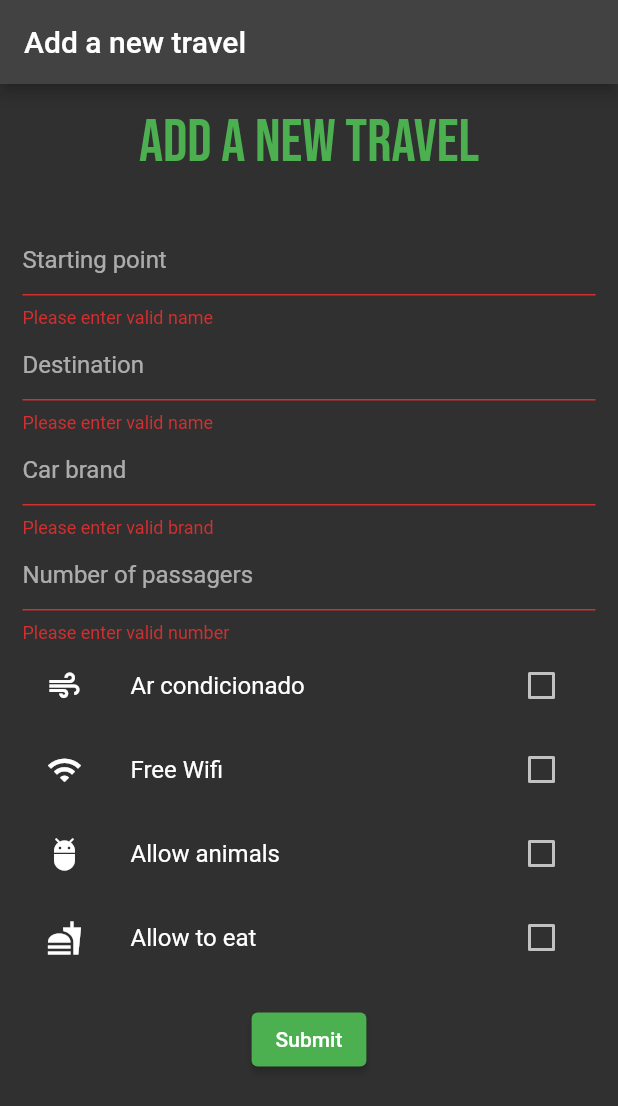
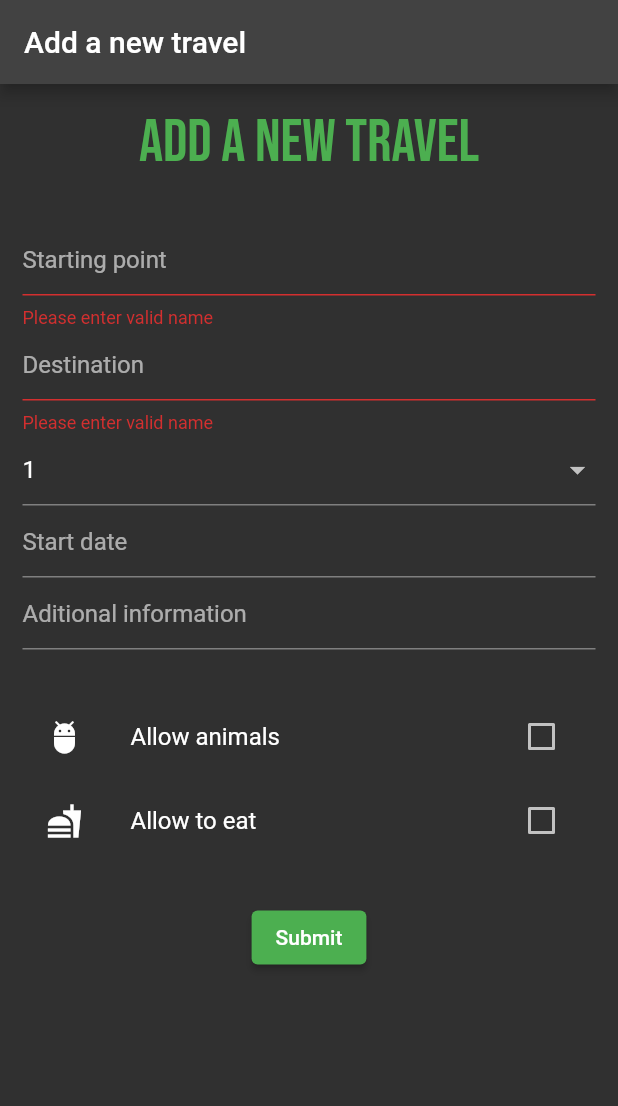
Before and after one commit to brunolemos06/EGS, a Flutter app: the AddPage screen opened directly, after a tap on "Submit", on a phone screen of 412 x 824 dp. Shown: the top 1106 px of the screen. Run offline on Flutter 3.47's test engine with Material 2 defaults, Android fonts, the phone set to English and light mode, and no system bars; drawn by our look-alikes of datetime_picker_formfield; our stand-ins replace flutter_map, flutter_secure_storage, google_fonts, google_nav_bar, latlong2, webview_flutter; missing offline and left inert: flutter_webview_plugin; accounts and stored records are empty.

Commit message:
ridemate

```diff
--- a/ridemate/lib/pages/add_page.dart
+++ b/ridemate/lib/pages/add_page.dart
@@ -1,5 +1,7 @@
 import 'package:google_fonts/google_fonts.dart';
 import 'package:flutter/material.dart';
+import 'package:datetime_picker_formfield/datetime_picker_formfield.dart';
+import 'package:intl/intl.dart';
 
 
 class AddPage extends StatefulWidget {
@@ -14,6 +16,10 @@ class _AddPageState extends State<AddPage> {
   final _destination = TextEditingController();
   final _brandcar = TextEditingController();
   final _npassager = TextEditingController();
+  final _startdate = TextEditingController();
+  final _aditionalinfo = TextEditingController();
+  int _selectedPassengerCount = 1;
+  List<int> get passengerCountOptions => [1, 2, 3, 4, 5, 6,7,8,9,10];
 
   bool _arcondicionado = false;
   bool _wifi = false;
@@ -21,6 +27,8 @@ class _AddPageState extends State<AddPage> {
   bool _eat = false;
 
   final _formKey = GlobalKey<FormState>();
+
+
 
   @override
   Widget build(BuildContext context) {
@@ -72,57 +80,57 @@ class _AddPageState extends State<AddPage> {
                 return null;
               },
             ),
-            TextFormField(
+            DropdownButtonFormField<int>(
+              value: _selectedPassengerCount,
+              items: passengerCountOptions
+                  .map<DropdownMenuItem<int>>((int value) {
+                    return DropdownMenuItem<int>(
+                      value: value,
+                      child: Text(value.toString()),
+                    );
+                  }).toList(),
+              onChanged: (int? newValue) {
+                if (newValue != null) {
+                  setState(() {
+                    _selectedPassengerCount = newValue;
+                  });
+                }
+              },
+            ),
+            // startimg date
+            // dateinput
+            DateTimeField(
               decoration: const InputDecoration(
-                hintText: 'Car brand',
+                hintText: 'Start date',
               ),
-              controller: _brandcar,
-              validator: (value) {
-                if (value!.isEmpty) {
-                  return 'Please enter valid brand';
+              format: DateFormat("yyyy-MM-dd HH:mm"),
+              onShowPicker: (context, currentValue) async {
+                final date = await showDatePicker(
+                    context: context,
+                    firstDate: DateTime(1900),
+                    initialDate: currentValue ?? DateTime.now(),
+                    lastDate: DateTime(2100));
+                if (date != null) {
+                  final time = await showTimePicker(
+                    context: context,
+                    initialTime:
+                        TimeOfDay.fromDateTime(currentValue ?? DateTime.now()),
+                  );
+                  return DateTimeField.combine(date, time);
+                } else {
+                  return currentValue;
                 }
-                return null;
               },
             ),
             TextFormField(
               decoration: const InputDecoration(
-                hintText: 'Number of passagers',
+                hintText: 'Aditional information',
               ),
-              controller: _npassager,
-              validator: (value) {
-                if (value!.isEmpty) {
-                  return 'Please enter valid number';
-                }
-                return null;
-              },
+              controller: _brandcar,
+              // can be empty
             ),
-            CheckboxListTile(
-              title: const Text('Ar condicionado'),
-              secondary: const Icon(Icons.air),
-              autofocus: false,
-              activeColor: Colors.green,
-              checkColor: Colors.white,
-              selected: _arcondicionado,
-              value: _arcondicionado,
-              onChanged: (arcondicionado) {
-                setState(() {
-                  _arcondicionado = arcondicionado!;
-                });
-              },
-            ),
-            CheckboxListTile(
-              title: const Text('Free Wifi'),
-              secondary: const Icon(Icons.wifi),
-              autofocus: false,
-              activeColor: Colors.green,
-              checkColor: Colors.white,
-              selected: _wifi,
-              value: _wifi,
-              onChanged: (wifi) {
-                setState(() {
-                  _wifi = wifi!;
-                });
-              },
+            SizedBox(
+                height: 30
             ),
             CheckboxListTile(
               title: const Text('Allow animals'),
@@ -152,7 +160,9 @@ class _AddPageState extends State<AddPage> {
                 });
               },
             ),
-
+            SizedBox(
+                height: 10
+            ),
             Padding(
               padding: const EdgeInsets.symmetric(vertical: 16.0),
               child: ElevatedButton(
--- a/ridemate/pubspec.yaml
+++ b/ridemate/pubspec.yaml
@@ -47,6 +47,7 @@ dependencies:
   flutter_map: ^0.14.0
   latlong: any
   device_info: ^2.0.2
+  datetime_picker_formfield: ^2.0.0
 
 
 dev_dependencies:
```
Also changed, not shown: ridemate/pubspec.lock, 1 other file.
